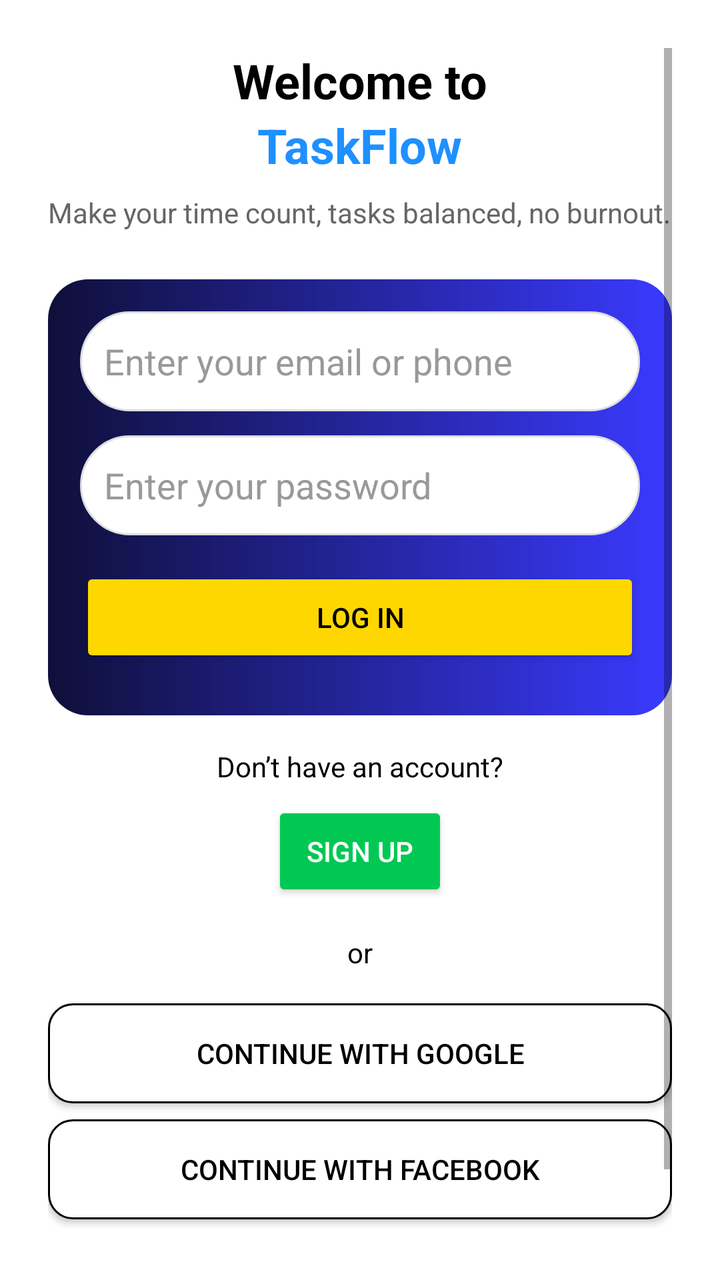
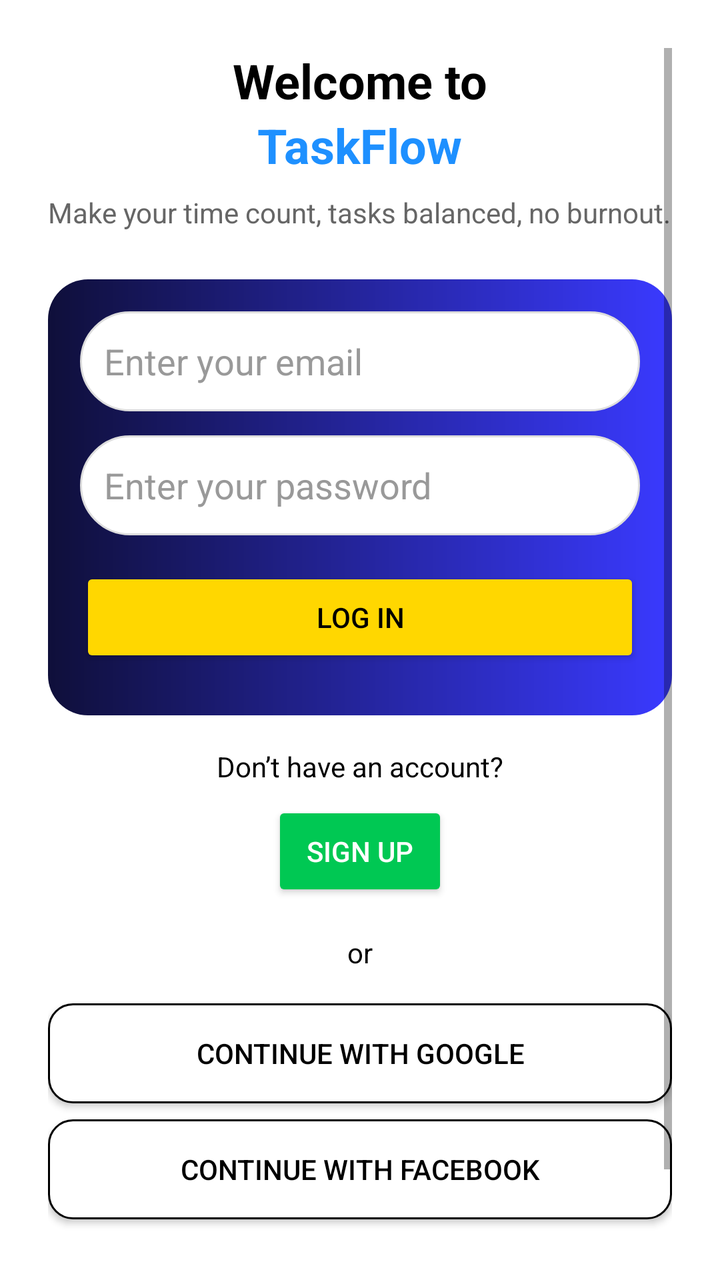

Compare the two renders of this Android layout. The source of the first and the diff that turns it into the second are given below.
<!-- AndroidManifest.xml: application theme Theme.Prototype -->
<!-- res/layout/login.xml -->
<?xml version="1.0" encoding="utf-8"?>
<androidx.constraintlayout.widget.ConstraintLayout xmlns:android="http://schemas.android.com/apk/res/android"
    android:layout_width="match_parent"
    android:layout_height="match_parent">

    <ScrollView
        android:layout_width="match_parent"
        android:layout_height="match_parent"
        android:padding="24dp"
        android:background="#FFFFFF">

        <LinearLayout
            android:layout_width="match_parent"
            android:layout_height="wrap_content"
            android:orientation="vertical"
            android:gravity="center_horizontal">

            
            <TextView
                android:layout_width="wrap_content"
                android:layout_height="wrap_content"
                android:text="Welcome to"
                android:textSize="24sp"
                android:textStyle="bold"
                android:textColor="#000000"/>

            <TextView
                android:layout_width="wrap_content"
                android:layout_height="wrap_content"
                android:text="TaskFlow"
                android:textSize="24sp"
                android:textStyle="bold"
                android:textColor="#1E90FF"
                android:layout_marginBottom="8dp"/>

            
            <TextView
                android:layout_width="wrap_content"
                android:layout_height="wrap_content"
                android:text="Make your time count, tasks balanced, no burnout."
                android:textSize="14sp"
                android:textColor="#666666"
                android:gravity="center"
                android:layout_marginBottom="24dp"/>

            
            <LinearLayout
                android:layout_width="match_parent"
                android:layout_height="wrap_content"
                android:orientation="vertical"
                android:padding="16dp"
                android:background="@drawable/login_gradient"
                android:layout_marginBottom="16dp"
                android:gravity="center">

                
                <EditText
                    android:id="@+id/etEmail"
                    android:layout_width="match_parent"
                    android:layout_height="50dp"
                    android:hint="Enter your email or phone"
                    android:background="@drawable/input_bg"
                    android:padding="12dp"
                    android:inputType="textEmailAddress"
                    android:textColor="#000000"
                    android:textColorHint="#999999"
                    android:layout_marginBottom="12dp"
                    android:autofillHints="emailAddress"/>

                
                <EditText
                    android:id="@+id/etPassword"
                    android:layout_width="match_parent"
                    android:layout_height="50dp"
                    android:hint="Enter your password"
                    android:background="@drawable/input_bg"
                    android:padding="12dp"
                    android:inputType="textPassword"
                    android:textColor="#000000"
                    android:textColorHint="#999999"
                    android:layout_marginBottom="16dp"
                    android:autofillHints="password"/>

                
                <Button
                    android:id="@+id/btnLogin"
                    android:layout_width="match_parent"
                    android:layout_height="50dp"
                    android:text="Log In"
                    android:textColor="#000000"
                    android:backgroundTint="#FFD700"
                    android:layout_marginBottom="8dp"/>
            </LinearLayout>

            
            <TextView
                android:layout_width="wrap_content"
                android:layout_height="wrap_content"
                android:text="Don’t have an account?"
                android:textSize="14sp"
                android:textColor="#000000"
                android:layout_marginBottom="8dp"/>

            <Button
                android:id="@+id/btnSignUp"
                android:layout_width="wrap_content"
                android:layout_height="50dp"
                android:text="Sign up"
                android:textColor="#FFFFFF"
                android:backgroundTint="#00C853"
                android:layout_marginBottom="16dp"/>

            
            <TextView
                android:layout_width="wrap_content"
                android:layout_height="wrap_content"
                android:text="or"
                android:textSize="14sp"
                android:textColor="#000000"
                android:layout_marginBottom="16dp"/>

            
            <Button
                android:layout_width="match_parent"
                android:layout_height="50dp"
                android:text="Continue with Google"
                android:textColor="#000000"
                android:background="@drawable/outline_button"
                android:layout_marginBottom="8dp"/>

            <Button
                android:layout_width="match_parent"
                android:layout_height="50dp"
                android:text="Continue with Facebook"
                android:textColor="#000000"
                android:background="@drawable/outline_button"
                android:layout_marginBottom="8dp"/>

            <Button
                android:layout_width="match_parent"
                android:layout_height="50dp"
                android:text="Continue with Instagram"
                android:textColor="#000000"
                android:background="@drawable/outline_button"
                android:layout_marginBottom="8dp"/>

        </LinearLayout>
    </ScrollView>

</androidx.constraintlayout.widget.ConstraintLayout>
<!-- resources referenced by this layout -->
<resources>
  <!-- drawable input_bg (drawable) -->
  <?xml version="1.0" encoding="utf-8"?>
  <shape xmlns:android="http://schemas.android.com/apk/res/android">
      <solid android:color="#FFFFFF"/>
      <corners android:radius="25dp"/>
      <stroke android:width="1dp" android:color="#DDDDDD"/>
  </shape>
  <!-- drawable login_gradient (drawable) -->
  <?xml version="1.0" encoding="utf-8"?>
  <shape xmlns:android="http://schemas.android.com/apk/res/android">
      <gradient
          android:startColor="#0F0F3A"
          android:endColor="#3A3AFF"
          android:angle="0"/>
      <corners android:radius="20dp"/>
  </shape>
  <!-- drawable outline_button (drawable) -->
  <?xml version="1.0" encoding="utf-8"?>
  <shape xmlns:android="http://schemas.android.com/apk/res/android">
      <solid android:color="#FFFFFF"/>
      <stroke android:width="1dp" android:color="#000000"/>
      <corners android:radius="12dp"/>
  </shape>
  <style name="Theme.Prototype" parent="Theme.MaterialComponents.DayNight.DarkActionBar">
          
          <item name="colorPrimary">@color/purple_500</item>
          <item name="colorPrimaryVariant">@color/purple_700</item>
          <item name="colorOnPrimary">@color/white</item>
          
          <item name="colorSecondary">@color/teal_200</item>
          <item name="colorSecondaryVariant">@color/teal_700</item>
          <item name="colorOnSecondary">@color/black</item>
          
          <item name="android:statusBarColor">?attr/colorPrimaryVariant</item>
          
      </style>
  <color name="purple_500">#FF6200EE</color>
  <color name="purple_700">#FF3700B3</color>
  <color name="white">#FFFFFFFF</color>
  <color name="teal_200">#FF03DAC5</color>
  <color name="teal_700">#FF018786</color>
  <color name="black">#FF000000</color>
</resources>

<!-- the commit's change to res/layout/login.xml (unified diff, before → after) -->
@@ -58,7 +58,7 @@
                     android:id="@+id/etEmail"
                     android:layout_width="match_parent"
                     android:layout_height="50dp"
-                    android:hint="Enter your email or phone"
+                    android:hint="Enter your email"
                     android:background="@drawable/input_bg"
                     android:padding="12dp"
                     android:inputType="textEmailAddress"
